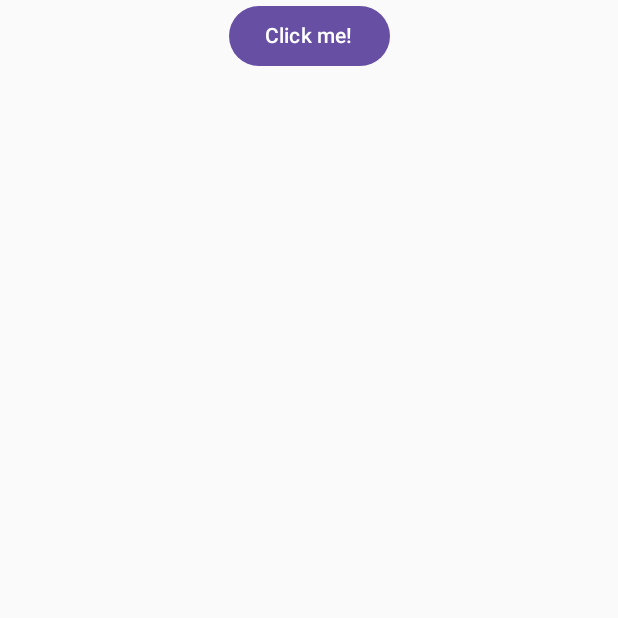
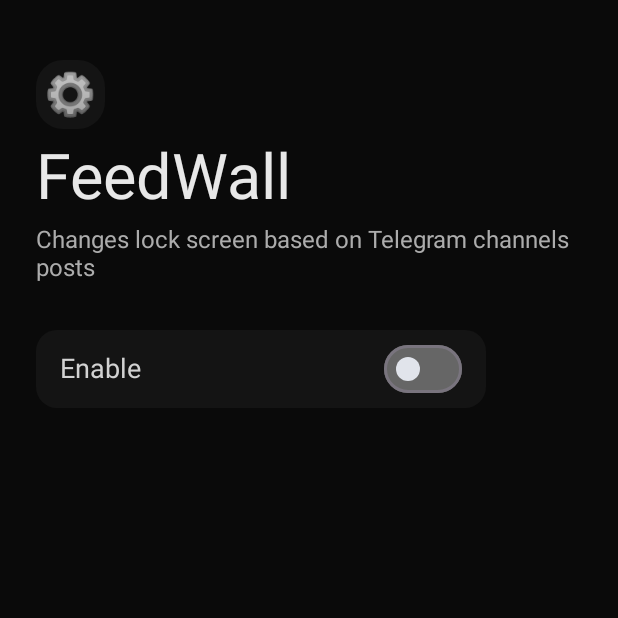
Before and after one commit to Fire-Forest-Souls-studio/Feedwall, an Android app built with Jetpack Compose: the screen it shows after launch (MainActivity), on a phone screen of 412 x 824 dp, the top half of it. Run offline under Robolectric (Android 15) with nearby library versions, the phone set to English and light mode, and no system bars; our stand-ins replace Compose Multiplatform resources.

Commit message:
alpha 0.1 - Частично реализовано главное меню приложения FeedWall - Добавлена кнопка "Включить" с возможностью переключения состояния - Добавлена иконка "Настройки" - Добавлен подзаголовок с описанием функционала - Интерфейс пока не полностью завершён, продолжу дорабатывать

```diff
--- a/composeApp/src/commonMain/kotlin/fireforestsouls/feedwall/App.kt
+++ b/composeApp/src/commonMain/kotlin/fireforestsouls/feedwall/App.kt
@@ -14,29 +14,118 @@ import androidx.compose.ui.Alignment
 import androidx.compose.ui.Modifier
 import org.jetbrains.compose.resources.painterResource
 import org.jetbrains.compose.ui.tooling.preview.Preview
+import androidx.compose.foundation.layout.fillMaxSize
+import androidx.compose.material3.Surface
+import androidx.compose.runtime.Composable
+import androidx.compose.ui.graphics.Color
+import androidx.compose.foundation.layout.*
+import androidx.compose.ui.unit.dp
+import androidx.compose.material3.Icon
+import androidx.compose.ui.unit.sp
+import androidx.compose.foundation.layout.Box
+import androidx.compose.foundation.layout.size
+import androidx.compose.foundation.shape.RoundedCornerShape
+import androidx.compose.foundation.background
+import androidx.compose.foundation.background
+import androidx.compose.foundation.layout.*
+import androidx.compose.material3.Switch
+import androidx.compose.material3.SwitchDefaults
+import androidx.compose.runtime.*
 
-import feedwall.composeapp.generated.resources.Res
-import feedwall.composeapp.generated.resources.compose_multiplatform
 
 @Composable
 @Preview
 fun App() {
-    MaterialTheme {
-        var showContent by remember { mutableStateOf(false) }
-        Column(
-            modifier = Modifier
-                .safeContentPadding()
-                .fillMaxSize(),
-            horizontalAlignment = Alignment.CenterHorizontally,
-        ) {
-            Button(onClick = { showContent = !showContent }) {
-                Text("Click me!")
+    Surface(
+        modifier = Modifier.fillMaxSize(),
+        color = Color(0xFF0A0A0A)
+    ) {
+        var isChecked by remember { mutableStateOf(false) }
+        Column(modifier = Modifier.fillMaxSize()) {
+            Row(
+                modifier = Modifier
+                    .fillMaxWidth()
+                    .padding(16.dp),
+                horizontalArrangement = Arrangement.Start
+            ) {
+                Box(
+                    modifier = Modifier
+                        .size(46.dp)
+                        .offset(x = 8.dp, y = 24.dp)
+                        .background(
+                            color = Color(0xFF141414),
+                            shape = RoundedCornerShape(18.dp)
+                        ),
+                    contentAlignment = Alignment.Center
+                ) {
+                    Text(text = "⚙️", fontSize = 28.sp, color = Color(0xFF888888))
+                }
+
             }
-            AnimatedVisibility(showContent) {
-                val greeting = remember { Greeting().greet() }
-                Column(Modifier.fillMaxWidth(), horizontalAlignment = Alignment.CenterHorizontally) {
-                    Image(painterResource(Res.drawable.compose_multiplatform), null)
-                    Text("Compose: $greeting")
+            Row(
+                modifier = Modifier
+                    .fillMaxWidth()
+                    .padding(16.dp)
+                    .offset(x = 8.dp),
+                horizontalArrangement = Arrangement.Start
+            ) { Text(text = "FeedWall", fontSize = 42.sp, color = Color(0xFFE8E8E8)) }
+
+            Row(
+                modifier = Modifier
+                    .fillMaxWidth()
+                    .padding(16.dp)
+                    .offset(x = 8.dp, y = -24.dp),
+                horizontalArrangement = Arrangement.Start
+            ) {
+                Text(
+                    text = "Changes lock screen based on Telegram channels posts",
+                    fontSize = 16.sp,
+                    color = Color(0xFFACACAC)
+                )
+            }
+
+            Row(
+                modifier = Modifier
+                    .fillMaxWidth()
+                    .padding(16.dp)
+                    .offset(x = 8.dp, y = -24.dp),
+                horizontalArrangement = Arrangement.Start
+            ) {
+                Box(
+                    modifier = Modifier
+                        .width(300.dp)
+                        .height(52.dp)
+                        .background(
+                            color = Color(0xFF141414),
+                            shape = RoundedCornerShape(14.dp)
+                        ),
+                    contentAlignment = Alignment.CenterStart
+                ) {
+                    Row(
+                        modifier = Modifier
+                            .fillMaxSize()
+                            .padding(horizontal = 16.dp),
+                        verticalAlignment = Alignment.CenterVertically
+                    ) {
+                        Text(
+                            text = "Enable",
+                            fontSize = 18.sp,
+                            color = Color(0xFFD2D2D2),
+                        )
+
+                        Spacer(modifier = Modifier.weight(1f))
+
+                        Switch(
+                            checked = isChecked,
+                            onCheckedChange = { isChecked = it },
+                            colors = SwitchDefaults.colors(
+                                checkedThumbColor = Color(color = 0xFF5C80B8),
+                                uncheckedThumbColor = Color(color = 0xFFe1e4eb),
+                                checkedTrackColor = Color(0xFF292B31),
+                                uncheckedTrackColor = Color(0xFF666666)
+                            )
+                        )
+                    }
                 }
             }
         }
```
Also changed, not shown: composeApp/src/androidMain/kotlin/fireforestsouls/feedwall/MainActivity.kt (line endings or trailing spaces), 1 other file.
